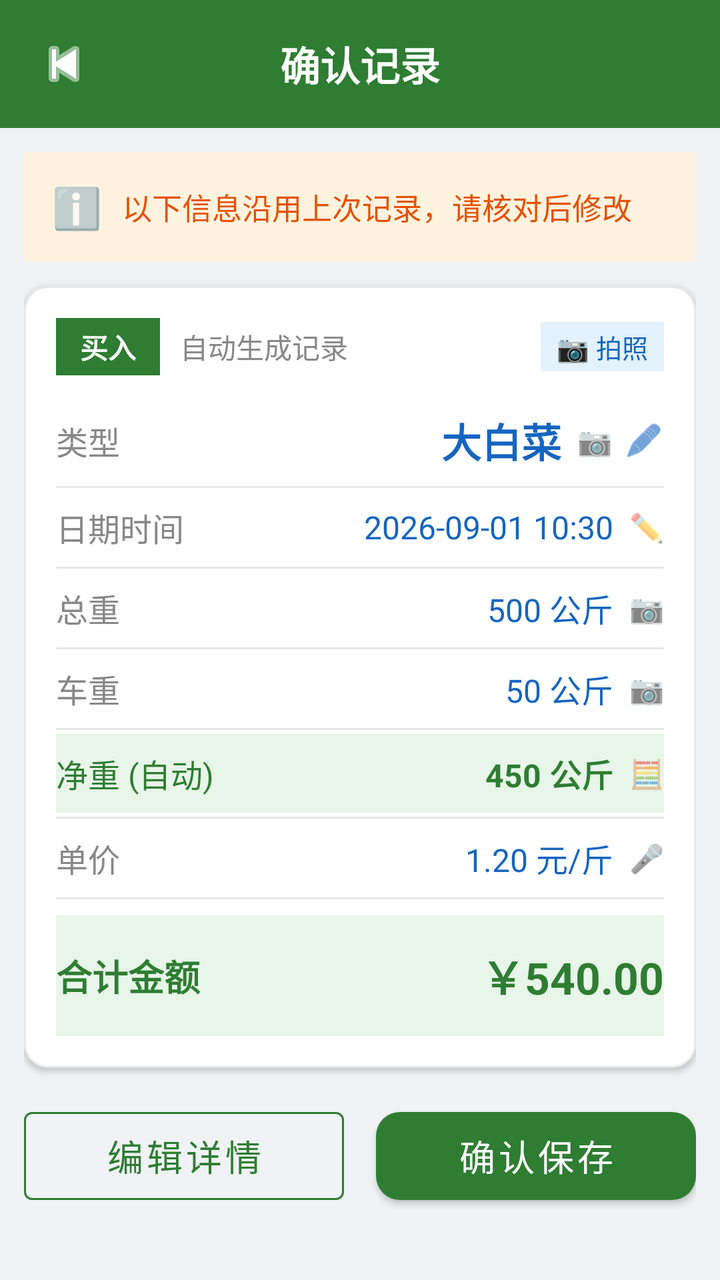
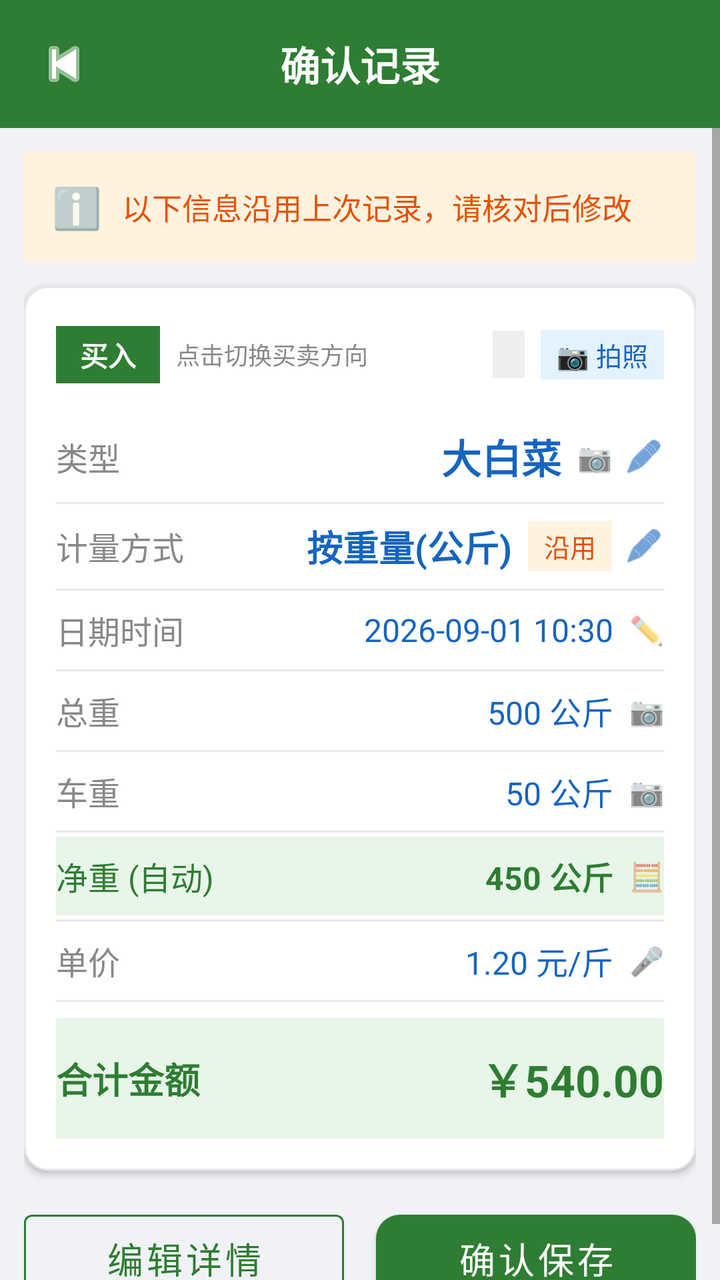

Before-and-after screenshots of an Android layout around one commit, followed by the original layout XML and the change that was made.
<!-- AndroidManifest.xml: application theme Theme.FarmTrade -->
<!-- res/layout/activity_quick_record.xml -->
<?xml version="1.0" encoding="utf-8"?>
<LinearLayout
    xmlns:android="http://schemas.android.com/apk/res/android"
    xmlns:app="http://schemas.android.com/apk/res-auto"
    android:layout_width="match_parent"
    android:layout_height="match_parent"
    android:orientation="vertical"
    android:background="#f0f2f5">

    
    <LinearLayout
        android:layout_width="match_parent"
        android:layout_height="wrap_content"
        android:orientation="horizontal"
        android:gravity="center_vertical"
        android:background="#2e7d32"
        android:paddingTop="16dp"
        android:paddingBottom="16dp"
        android:paddingStart="16dp"
        android:paddingEnd="16dp">

        <ImageView
            android:id="@+id/ivBack"
            android:layout_width="32dp"
            android:layout_height="32dp"
            android:src="@android:drawable/ic_media_previous"
            android:contentDescription="返回"
            app:tint="#ffffff" />

        <TextView
            android:layout_width="0dp"
            android:layout_height="wrap_content"
            android:layout_weight="1"
            android:text="确认记录"
            android:textColor="#ffffff"
            android:textSize="20sp"
            android:textStyle="bold"
            android:gravity="center"
            android:layout_marginStart="-32dp" />
    </LinearLayout>

    <ScrollView
        android:layout_width="match_parent"
        android:layout_height="0dp"
        android:layout_weight="1"
        android:fillViewport="true">

        <LinearLayout
            android:layout_width="match_parent"
            android:layout_height="wrap_content"
            android:orientation="vertical"
            android:padding="12dp">

            
            <LinearLayout
                android:layout_width="match_parent"
                android:layout_height="wrap_content"
                android:orientation="horizontal"
                android:gravity="center_vertical"
                android:background="#fff3e0"
                android:padding="14dp"
                android:layout_marginBottom="12dp">

                <TextView
                    android:layout_width="wrap_content"
                    android:layout_height="wrap_content"
                    android:text="ℹ️"
                    android:textSize="20sp"
                    android:layout_marginEnd="10dp" />

                <TextView
                    android:id="@+id/tvCarryOverInfo"
                    android:layout_width="0dp"
                    android:layout_height="wrap_content"
                    android:layout_weight="1"
                    android:text="以下信息沿用上次记录，请核对后修改"
                    android:textColor="#e65100"
                    android:textSize="15sp"
                    android:lineSpacingExtra="2dp" />
            </LinearLayout>

            
            <com.google.android.material.card.MaterialCardView
                android:layout_width="match_parent"
                android:layout_height="wrap_content"
                app:cardCornerRadius="12dp"
                app:cardElevation="2dp"
                app:strokeColor="#e8e8e8"
                app:strokeWidth="1dp"
                android:layout_marginBottom="12dp">

                <LinearLayout
                    android:layout_width="match_parent"
                    android:layout_height="wrap_content"
                    android:orientation="vertical"
                    android:padding="16dp">

                    
                    <LinearLayout
                        android:layout_width="match_parent"
                        android:layout_height="wrap_content"
                        android:orientation="horizontal"
                        android:gravity="center_vertical"
                        android:layout_marginBottom="10dp">

                        <TextView
                            android:id="@+id/tvTag"
                            android:layout_width="wrap_content"
                            android:layout_height="wrap_content"
                            android:text="买入"
                            android:textColor="#ffffff"
                            android:textSize="14sp"
                            android:textStyle="bold"
                            android:background="#2e7d32"
                            android:paddingStart="12dp"
                            android:paddingEnd="12dp"
                            android:paddingTop="4dp"
                            android:paddingBottom="4dp" />

                        <TextView
                            android:layout_width="0dp"
                            android:layout_height="wrap_content"
                            android:layout_weight="1"
                            android:text="自动生成记录"
                            android:textColor="#888888"
                            android:textSize="14sp"
                            android:layout_marginStart="10dp" />

                        <TextView
                            android:layout_width="wrap_content"
                            android:layout_height="wrap_content"
                            android:text="📷 拍照"
                            android:textColor="#1565c0"
                            android:textSize="13sp"
                            android:background="#e3f2fd"
                            android:paddingStart="8dp"
                            android:paddingEnd="8dp"
                            android:paddingTop="3dp"
                            android:paddingBottom="3dp" />
                    </LinearLayout>

                    
                    <LinearLayout
                        android:id="@+id/rowType"
                        android:layout_width="match_parent"
                        android:layout_height="wrap_content"
                        android:orientation="horizontal"
                        android:gravity="center_vertical"
                        android:paddingTop="8dp"
                        android:paddingBottom="8dp"
                        android:clickable="true"
                        android:focusable="true"
                        android:foreground="?android:attr/selectableItemBackground">

                        <TextView
                            android:layout_width="wrap_content"
                            android:layout_height="wrap_content"
                            android:text="类型"
                            android:textColor="#888888"
                            android:textSize="16sp" />

                        <TextView
                            android:id="@+id/tvTypeName"
                            android:layout_width="0dp"
                            android:layout_height="wrap_content"
                            android:layout_weight="1"
                            android:text="大白菜"
                            android:textColor="#1565c0"
                            android:textSize="20sp"
                            android:textStyle="bold"
                            android:gravity="end" />

                        <TextView
                            android:id="@+id/badgeTypeSource"
                            android:layout_width="wrap_content"
                            android:layout_height="wrap_content"
                            android:text="📷"
                            android:textSize="14sp"
                            android:layout_marginStart="8dp" />

                        <ImageView
                            android:layout_width="20dp"
                            android:layout_height="20dp"
                            android:src="@android:drawable/ic_menu_edit"
                            android:contentDescription="编辑"
                            app:tint="#1565c0"
                            android:layout_marginStart="6dp" />
                    </LinearLayout>

                    <View
                        android:layout_width="match_parent"
                        android:layout_height="1dp"
                        android:background="#e8e8e8" />

                    
                    <LinearLayout
                        android:id="@+id/rowDateTime"
                        android:layout_width="match_parent"
                        android:layout_height="wrap_content"
                        android:orientation="horizontal"
                        android:gravity="center_vertical"
                        android:paddingTop="8dp"
                        android:paddingBottom="8dp"
                        android:clickable="true"
                        android:focusable="true"
                        android:foreground="?android:attr/selectableItemBackground">

                        <TextView
                            android:layout_width="wrap_content"
                            android:layout_height="wrap_content"
                            android:text="日期时间"
                            android:textColor="#888888"
                            android:textSize="16sp" />

                        <TextView
                            android:id="@+id/tvDateTime"
                            android:layout_width="0dp"
                            android:layout_height="wrap_content"
                            android:layout_weight="1"
                            android:text="2026-09-01 10:30"
                            android:textColor="#1565c0"
                            android:textSize="16sp"
                            android:gravity="end" />

                        <TextView
                            android:id="@+id/badgeDateSource"
                            android:layout_width="wrap_content"
                            android:layout_height="wrap_content"
                            android:text="✏️"
                            android:textSize="14sp"
                            android:layout_marginStart="8dp" />
                    </LinearLayout>

                    <View
                        android:layout_width="match_parent"
                        android:layout_height="1dp"
                        android:background="#e8e8e8" />

                    
                    <LinearLayout
                        android:id="@+id/rowGrossWeight"
                        android:layout_width="match_parent"
                        android:layout_height="wrap_content"
                        android:orientation="horizontal"
                        android:gravity="center_vertical"
                        android:paddingTop="8dp"
                        android:paddingBottom="8dp"
                        android:clickable="true"
                        android:focusable="true"
                        android:foreground="?android:attr/selectableItemBackground">

                        <TextView
                            android:layout_width="wrap_content"
                            android:layout_height="wrap_content"
                            android:text="总重"
                            android:textColor="#888888"
                            android:textSize="16sp" />

                        <TextView
                            android:id="@+id/tvGrossWeight"
                            android:layout_width="0dp"
                            android:layout_height="wrap_content"
                            android:layout_weight="1"
                            android:text="500 公斤"
                            android:textColor="#1565c0"
                            android:textSize="16sp"
                            android:gravity="end" />

                        <TextView
                            android:id="@+id/badgeGrossSource"
                            android:layout_width="wrap_content"
                            android:layout_height="wrap_content"
                            android:text="📷"
                            android:textSize="14sp"
                            android:layout_marginStart="8dp" />
                    </LinearLayout>

                    <View
                        android:layout_width="match_parent"
                        android:layout_height="1dp"
                        android:background="#e8e8e8" />

                    
                    <LinearLayout
                        android:id="@+id/rowTareWeight"
                        android:layout_width="match_parent"
                        android:layout_height="wrap_content"
                        android:orientation="horizontal"
                        android:gravity="center_vertical"
                        android:paddingTop="8dp"
                        android:paddingBottom="8dp"
                        android:clickable="true"
                        android:focusable="true"
                        android:foreground="?android:attr/selectableItemBackground">

                        <TextView
                            android:layout_width="wrap_content"
                            android:layout_height="wrap_content"
                            android:text="车重"
                            android:textColor="#888888"
                            android:textSize="16sp" />

                        <TextView
                            android:id="@+id/tvTareWeight"
                            android:layout_width="0dp"
                            android:layout_height="wrap_content"
                            android:layout_weight="1"
                            android:text="50 公斤"
                            android:textColor="#1565c0"
                            android:textSize="16sp"
                            android:gravity="end" />

                        <TextView
                            android:id="@+id/badgeTareSource"
                            android:layout_width="wrap_content"
                            android:layout_height="wrap_content"
                            android:text="📷"
                            android:textSize="14sp"
                            android:layout_marginStart="8dp" />
                    </LinearLayout>

                    <View
                        android:layout_width="match_parent"
                        android:layout_height="1dp"
                        android:background="#e8e8e8" />

                    
                    <LinearLayout
                        android:layout_width="match_parent"
                        android:layout_height="wrap_content"
                        android:orientation="horizontal"
                        android:gravity="center_vertical"
                        android:paddingTop="8dp"
                        android:paddingBottom="8dp"
                        android:background="#e8f5e9"
                        android:layout_marginTop="2dp"
                        android:layout_marginBottom="2dp">

                        <TextView
                            android:layout_width="wrap_content"
                            android:layout_height="wrap_content"
                            android:text="净重 (自动)"
                            android:textColor="#2e7d32"
                            android:textSize="16sp" />

                        <TextView
                            android:id="@+id/tvNetWeight"
                            android:layout_width="0dp"
                            android:layout_height="wrap_content"
                            android:layout_weight="1"
                            android:text="450 公斤"
                            android:textColor="#2e7d32"
                            android:textSize="16sp"
                            android:textStyle="bold"
                            android:gravity="end" />

                        <TextView
                            android:layout_width="wrap_content"
                            android:layout_height="wrap_content"
                            android:text="🧮"
                            android:textSize="14sp"
                            android:layout_marginStart="8dp" />
                    </LinearLayout>

                    <View
                        android:layout_width="match_parent"
                        android:layout_height="1dp"
                        android:background="#e8e8e8" />

                    
                    <LinearLayout
                        android:id="@+id/rowUnitPrice"
                        android:layout_width="match_parent"
                        android:layout_height="wrap_content"
                        android:orientation="horizontal"
                        android:gravity="center_vertical"
                        android:paddingTop="8dp"
                        android:paddingBottom="8dp"
                        android:clickable="true"
                        android:focusable="true"
                        android:foreground="?android:attr/selectableItemBackground">

                        <TextView
                            android:layout_width="wrap_content"
                            android:layout_height="wrap_content"
                            android:text="单价"
                            android:textColor="#888888"
                            android:textSize="16sp" />

                        <TextView
                            android:id="@+id/tvUnitPrice"
                            android:layout_width="0dp"
                            android:layout_height="wrap_content"
                            android:layout_weight="1"
                            android:text="1.20 元/斤"
                            android:textColor="#1565c0"
                            android:textSize="16sp"
                            android:gravity="end" />

                        <TextView
                            android:id="@+id/badgePriceSource"
                            android:layout_width="wrap_content"
                            android:layout_height="wrap_content"
                            android:text="🎤"
                            android:textSize="14sp"
                            android:layout_marginStart="8dp" />
                    </LinearLayout>

                    <View
                        android:layout_width="match_parent"
                        android:layout_height="1dp"
                        android:background="#e8e8e8" />

                    
                    <LinearLayout
                        android:layout_width="match_parent"
                        android:layout_height="wrap_content"
                        android:orientation="horizontal"
                        android:gravity="center_vertical"
                        android:background="#e8f5e9"
                        android:paddingTop="14dp"
                        android:paddingBottom="14dp"
                        android:layout_marginTop="8dp">

                        <TextView
                            android:layout_width="wrap_content"
                            android:layout_height="wrap_content"
                            android:text="合计金额"
                            android:textColor="#2e7d32"
                            android:textSize="18sp"
                            android:textStyle="bold" />

                        <TextView
                            android:id="@+id/tvTotalAmount"
                            android:layout_width="0dp"
                            android:layout_height="wrap_content"
                            android:layout_weight="1"
                            android:text="￥540.00"
                            android:textColor="#2e7d32"
                            android:textSize="22sp"
                            android:textStyle="bold"
                            android:gravity="end" />
                    </LinearLayout>
                </LinearLayout>
            </com.google.android.material.card.MaterialCardView>

            
            <LinearLayout
                android:layout_width="match_parent"
                android:layout_height="wrap_content"
                android:orientation="horizontal"
                android:layout_marginTop="4dp">

                <com.google.android.material.button.MaterialButton
                    android:id="@+id/btnEdit"
                    style="@style/Widget.MaterialComponents.Button.OutlinedButton"
                    android:layout_width="0dp"
                    android:layout_height="56dp"
                    android:layout_weight="1"
                    android:text="编辑详情"
                    android:textColor="#2e7d32"
                    android:textSize="18sp"
                    app:strokeColor="#2e7d32"
                    android:layout_marginEnd="8dp" />

                <com.google.android.material.button.MaterialButton
                    android:id="@+id/btnConfirmSave"
                    android:layout_width="0dp"
                    android:layout_height="56dp"
                    android:layout_weight="1"
                    android:text="确认保存"
                    android:textColor="#ffffff"
                    android:textSize="18sp"
                    app:backgroundTint="#2e7d32"
                    app:cornerRadius="12dp"
                    android:layout_marginStart="8dp" />
            </LinearLayout>
        </LinearLayout>
    </ScrollView>
</LinearLayout>
<!-- resources referenced by this layout -->
<resources>
  <style name="Theme.FarmTrade" parent="Theme.MaterialComponents.Light.NoActionBar">
          <item name="colorPrimary">@color/green_primary</item>
          <item name="colorPrimaryVariant">@color/green_dark</item>
          <item name="colorOnPrimary">@color/white</item>
          <item name="colorSecondary">@color/orange_primary</item>
          <item name="colorOnSecondary">@color/white</item>
          <item name="android:statusBarColor">@color/green_primary</item>
          <item name="android:windowLightStatusBar">false</item>
      </style>
  <color name="green_primary">#2e7d32</color>
  <color name="green_dark">#1b5e20</color>
  <color name="white">#ffffff</color>
  <color name="orange_primary">#e65100</color>
</resources>

<!-- the commit's change to res/layout/activity_quick_record.xml (unified diff, before → after) -->
@@ -97,11 +97,17 @@
 
                     
                     <LinearLayout
-                        android:layout_width="match_parent"
-                        android:layout_height="wrap_content"
-                        android:orientation="horizontal"
-                        android:gravity="center_vertical"
-                        android:layout_marginBottom="10dp">
+                        android:id="@+id/rowDirection"
+                        android:layout_width="match_parent"
+                        android:layout_height="wrap_content"
+                        android:orientation="horizontal"
+                        android:gravity="center_vertical"
+                        android:layout_marginBottom="10dp"
+                        android:clickable="true"
+                        android:focusable="true"
+                        android:foreground="?android:attr/selectableItemBackground"
+                        android:paddingTop="4dp"
+                        android:paddingBottom="4dp">
 
                         <TextView
                             android:id="@+id/tvTag"
@@ -121,12 +127,26 @@
                             android:layout_width="0dp"
                             android:layout_height="wrap_content"
                             android:layout_weight="1"
-                            android:text="自动生成记录"
-                            android:textColor="#888888"
-                            android:textSize="14sp"
-                            android:layout_marginStart="10dp" />
-
-                        <TextView
+                            android:text="点击切换买卖方向"
+                            android:textColor="#888888"
+                            android:textSize="12sp"
+                            android:layout_marginStart="8dp" />
+
+                        <TextView
+                            android:id="@+id/badgeDirectionSource"
+                            android:layout_width="wrap_content"
+                            android:layout_height="wrap_content"
+                            android:text=""
+                            android:textSize="13sp"
+                            android:background="#eeeeee"
+                            android:textColor="#888888"
+                            android:paddingStart="8dp"
+                            android:paddingEnd="8dp"
+                            android:paddingTop="3dp"
+                            android:paddingBottom="3dp" />
+
+                        <TextView
+                            android:id="@+id/badgeGrossSource"
                             android:layout_width="wrap_content"
                             android:layout_height="wrap_content"
                             android:text="📷 拍照"
@@ -136,7 +156,8 @@
                             android:paddingStart="8dp"
                             android:paddingEnd="8dp"
                             android:paddingTop="3dp"
-                            android:paddingBottom="3dp" />
+                            android:paddingBottom="3dp"
+                            android:layout_marginStart="8dp" />
                     </LinearLayout>
 
                     
@@ -176,6 +197,65 @@
                             android:layout_height="wrap_content"
                             android:text="📷"
                             android:textSize="14sp"
+                            android:layout_marginStart="8dp" />
+
+                        <ImageView
+                            android:layout_width="20dp"
+                            android:layout_height="20dp"
+                            android:src="@android:drawable/ic_menu_edit"
+                            android:contentDescription="编辑"
+                            app:tint="#1565c0"
+                            android:layout_marginStart="6dp" />
+                    </LinearLayout>
+
+                    <View
+                        android:layout_width="match_parent"
+                        android:layout_height="1dp"
+                        android:background="#e8e8e8" />
+
+                    
+                    <LinearLayout
+                        android:id="@+id/rowMeasureMode"
+                        android:layout_width="match_parent"
+                        android:layout_height="wrap_content"
+                        android:orientation="horizontal"
+                        android:gravity="center_vertical"
+                        android:paddingTop="8dp"
+                        android:paddingBottom="8dp"
+                        android:clickable="true"
+                        android:focusable="true"
+                        android:foreground="?android:attr/selectableItemBackground">
+
+                        <TextView
+                            android:layout_width="wrap_content"
+                            android:layout_height="wrap_content"
+                            android:text="计量方式"
+                            android:textColor="#888888"
+                            android:textSize="16sp" />
+
+                        <TextView
+                            android:id="@+id/tvMeasureMode"
+                            android:layout_width="0dp"
+                            android:layout_height="wrap_content"
+                            android:layout_weight="1"
+                            android:text="按重量(公斤)"
+                            android:textColor="#1565c0"
+                            android:textSize="18sp"
+                            android:textStyle="bold"
+                            android:gravity="end" />
+
+                        <TextView
+                            android:id="@+id/badgeMeasureSource"
+                            android:layout_width="wrap_content"
+                            android:layout_height="wrap_content"
+                            android:text="沿用"
+                            android:textSize="13sp"
+                            android:textColor="#e65100"
+                            android:background="#fff3e0"
+                            android:paddingStart="8dp"
+                            android:paddingEnd="8dp"
+                            android:paddingTop="3dp"
+                            android:paddingBottom="3dp"
                             android:layout_marginStart="8dp" />
 
                         <ImageView
